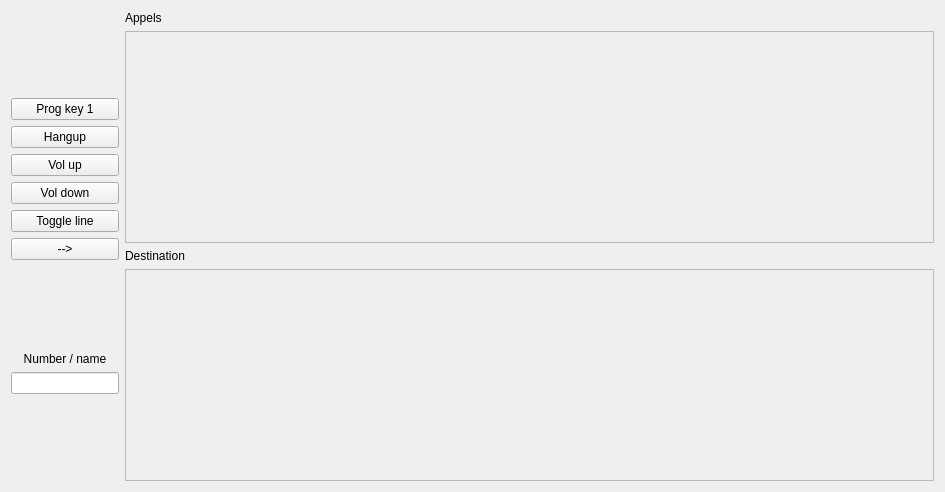
This is plugins/popcaastra/src/popcaastra.ui in wazo-platform/wazo-client-qt as Qt 5 draws it before an edit. The edited form follows.
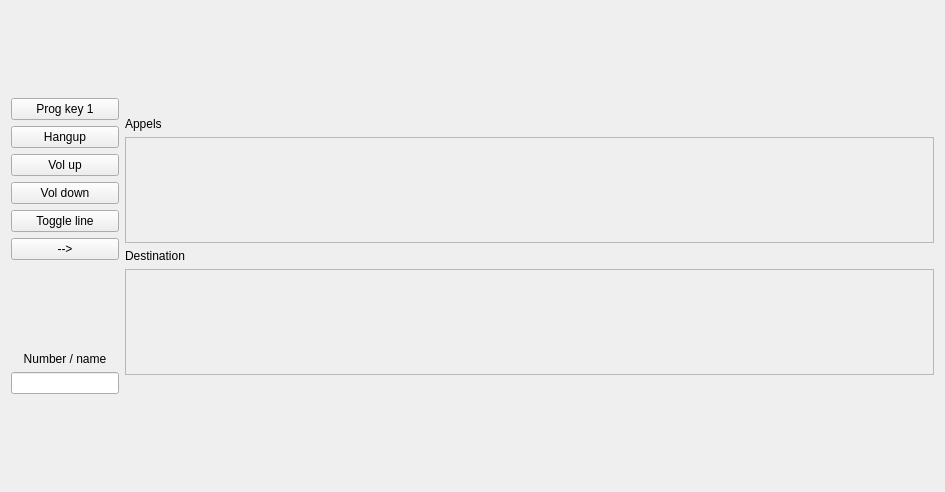
This is the edited form.

Commit message: POPC aastra make the UI smaller

Diff of the .ui file:
```diff
--- a/plugins/popcaastra/src/popcaastra.ui
+++ b/plugins/popcaastra/src/popcaastra.ui
@@ -11,7 +11,7 @@
    </rect>
   </property>
   <property name="sizePolicy">
-   <sizepolicy hsizetype="Preferred" vsizetype="Minimum">
+   <sizepolicy hsizetype="Minimum" vsizetype="Minimum">
     <horstretch>0</horstretch>
     <verstretch>0</verstretch>
    </sizepolicy>
@@ -153,7 +153,20 @@
     </layout>
    </item>
    <item>
-    <layout class="QVBoxLayout" name="right_layout" stretch="0,0,0,0">
+    <layout class="QVBoxLayout" name="right_layout" stretch="0,0,0,0,0,0">
+     <item>
+      <spacer name="verticalSpacer_4">
+       <property name="orientation">
+        <enum>Qt::Vertical</enum>
+       </property>
+       <property name="sizeHint" stdset="0">
+        <size>
+         <width>20</width>
+         <height>40</height>
+        </size>
+       </property>
+      </spacer>
+     </item>
      <item>
       <widget class="QLabel" name="label_3">
        <property name="text">
@@ -178,7 +191,7 @@
           <x>0</x>
           <y>0</y>
           <width>769</width>
-          <height>208</height>
+          <height>100</height>
          </rect>
         </property>
         <property name="sizePolicy">
@@ -208,12 +221,25 @@
           <x>0</x>
           <y>0</y>
           <width>769</width>
-          <height>208</height>
+          <height>100</height>
          </rect>
         </property>
        </widget>
       </widget>
      </item>
+     <item>
+      <spacer name="verticalSpacer_5">
+       <property name="orientation">
+        <enum>Qt::Vertical</enum>
+       </property>
+       <property name="sizeHint" stdset="0">
+        <size>
+         <width>20</width>
+         <height>40</height>
+        </size>
+       </property>
+      </spacer>
+     </item>
     </layout>
    </item>
   </layout>
```
